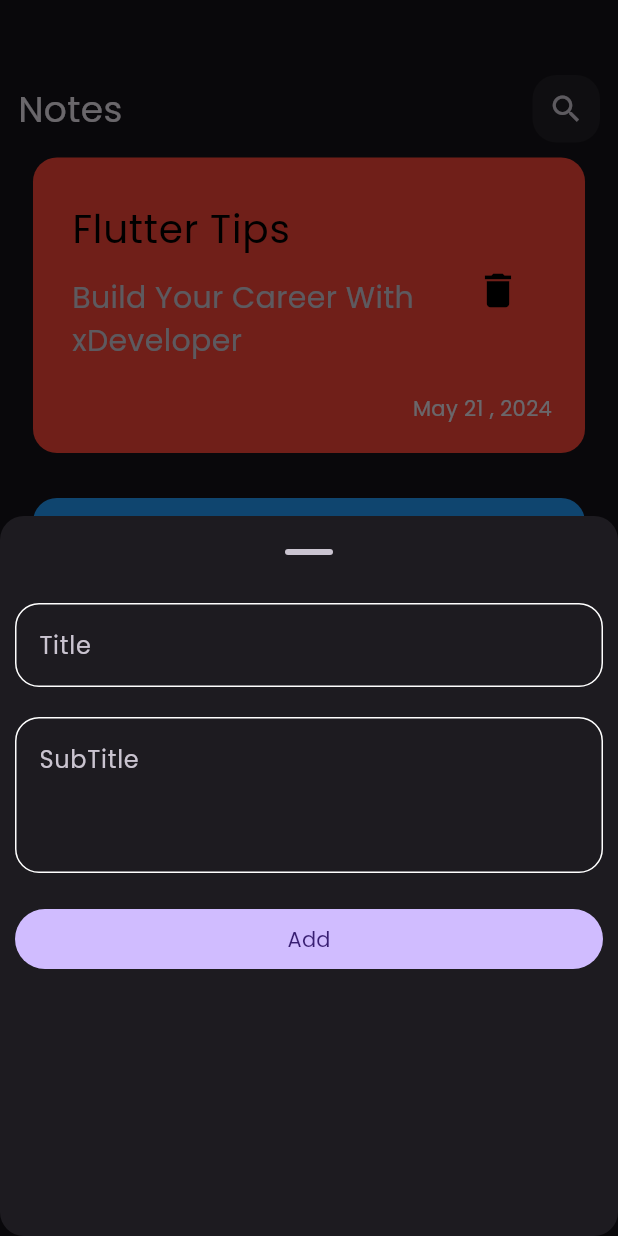
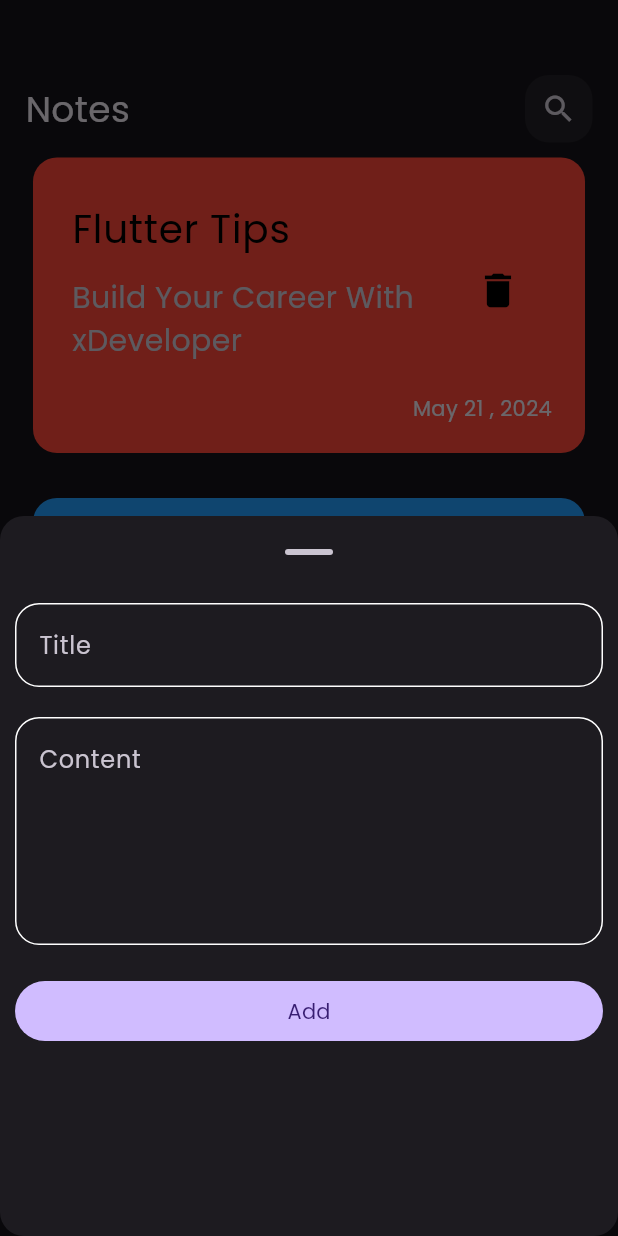
Before and after one commit to AhmedBelal31/Notes-App-With-Hive, a Flutter app: the screen it shows after launch, after a tap on the "add" icon, on a phone screen of 412 x 824 dp. Run offline on Flutter 3.47's test engine with Material 3 defaults, Android fonts, the phone set to English and light mode, and no system bars.

Commit message:
Add Edit Notes Screen

```diff
--- /dev/null
+++ b/lib/screens/edit_note_screen.dart
@@ -0,0 +1,17 @@
+import 'package:flutter/material.dart';
+import 'package:notes_app_with_hive/widgets/custom_app_bar.dart';
+
+class EditNoteScreen extends StatelessWidget {
+  const EditNoteScreen({super.key});
+
+  @override
+  Widget build(BuildContext context) {
+    return Scaffold(
+      body: Column(
+        children: [
+
+        ],
+      ),
+    );
+  }
+}
--- a/lib/screens/home_screen.dart
+++ b/lib/screens/home_screen.dart
@@ -36,8 +36,7 @@ class HomeScreen extends StatelessWidget {
           physics: const BouncingScrollPhysics(),
           child: Column(
             children: [
-              const SizedBox(height: 50),
-              const CustomAppBar(),
+              CustomAppBar(title: 'Notes' , icon: Icons.search,),
               CustomNotesListView(noteColor: noteColor),
             ],
           ),
--- a/lib/widgets/add_notes_bottom_sheet.dart
+++ b/lib/widgets/add_notes_bottom_sheet.dart
@@ -18,13 +18,13 @@ class AddNotesBottomSheet extends StatelessWidget {
           child: Column(
             children: [
               CustomTextFormField(
-                title: 'Title',
+                hint: 'Title',
               ),
               Padding(
                 padding: const EdgeInsets.symmetric(vertical: 20),
                 child: CustomTextFormField(
-                  title: 'SubTitle',
-                  maxLine: 3,
+                  hint: 'Content',
+                  maxLine: 5,
                 ),
               ),
               SizedBox(
--- a/lib/widgets/custom_app_bar.dart
+++ b/lib/widgets/custom_app_bar.dart
@@ -2,16 +2,20 @@ import 'package:flutter/material.dart';
 
 class CustomAppBar extends StatelessWidget {
   const CustomAppBar({
-    super.key,
+    super.key, required this.title, required this.icon,
   });
-
+final String title ;
+final IconData icon ;
   @override
   Widget build(BuildContext context) {
-    return Row(
+    return Padding(
+      padding: const EdgeInsets.only(top: 50),
+      child: Row(
         children: [
-        const Text(
-          'Notes',
-          style: TextStyle(
+          const SizedBox(width: 5),
+           Text(
+            title,
+            style: const TextStyle(
               fontSize: 24,
               // fontFamily: 'Poppins'
             ),
@@ -27,10 +31,12 @@ class CustomAppBar extends StatelessWidget {
             ),
             child: IconButton(
               onPressed: () {},
-            icon: const Icon(Icons.search),
+              icon:  Icon(icon),
             ),
           ),
+          const SizedBox(width: 5),
         ],
+      ),
     );
   }
 }
--- a/lib/widgets/custom_note_item.dart
+++ b/lib/widgets/custom_note_item.dart
@@ -1,4 +1,5 @@
 import 'package:flutter/material.dart';
+import 'package:notes_app_with_hive/screens/edit_note_screen.dart';
 
 class CustomNoteItem extends StatelessWidget {
   const CustomNoteItem({super.key, required this.noteColor});
@@ -9,6 +10,14 @@ class CustomNoteItem extends StatelessWidget {
   Widget build(BuildContext context) {
     return Padding(
       padding: const EdgeInsets.all(10.0),
+      child: GestureDetector(
+        onTap: () {
+          Navigator.of(context).push(
+            MaterialPageRoute(
+              builder: (context) => EditNoteScreen(),
+            ),
+          );
+        },
         child: Container(
           padding: const EdgeInsets.symmetric(vertical: 20, horizontal: 10),
           decoration: BoxDecoration(
@@ -59,6 +68,7 @@ class CustomNoteItem extends StatelessWidget {
             ],
           ),
         ),
+      ),
     );
   }
 }
--- a/lib/widgets/custom_text_form_field.dart
+++ b/lib/widgets/custom_text_form_field.dart
@@ -1,22 +1,21 @@
 import 'package:flutter/material.dart';
 
 class CustomTextFormField extends StatelessWidget {
-  const CustomTextFormField({super.key, required this.title, this.maxLine = 1});
+  const CustomTextFormField({super.key, required this.hint, this.maxLine = 1});
 
-  final String title;
+  final String hint;
   final int maxLine;
 
   @override
   Widget build(BuildContext context) {
     return TextFormField(
       decoration: InputDecoration(
-        hintText: title,
+        hintText: hint,
         border: buildOutlineInputBorder(),
         enabledBorder: buildOutlineInputBorder(),
         focusedBorder: buildOutlineInputBorder(),
       ),
       maxLines: maxLine,
-
     );
   }
 
```
Lines whose indentation alone changed are shown as unchanged.
